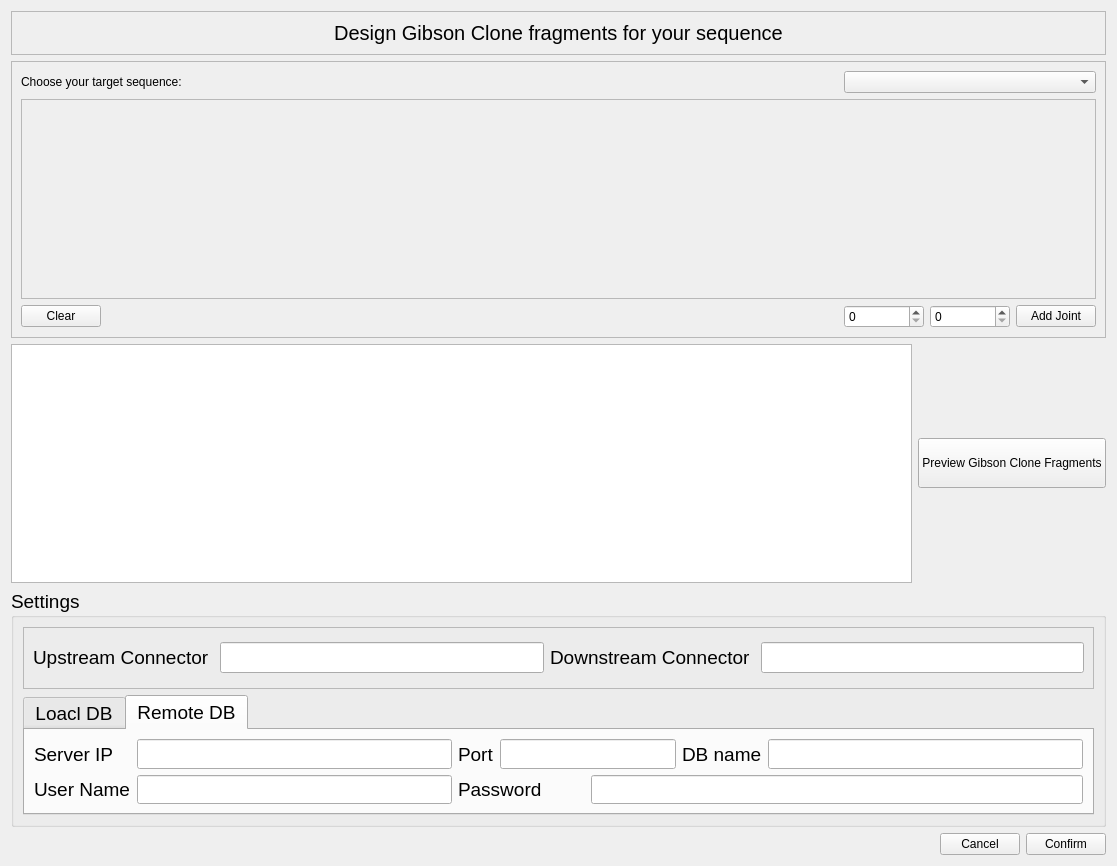
Qt form gibsonsingledialog.ui (WilsonImmunologyLab/Librator) before a commit.
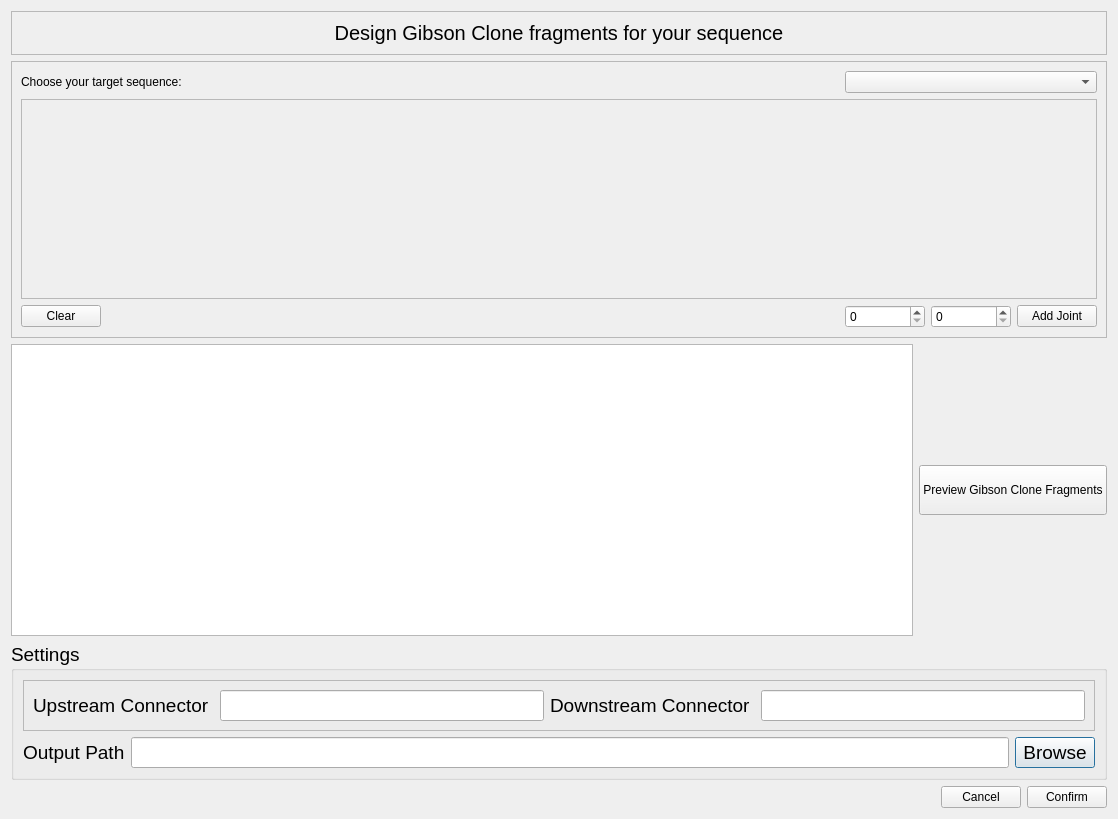
The same form after that commit. The open tabs and pages were chosen to show the change.

What changed in the file:
```diff
--- a/gibsonsingledialog.ui
+++ b/gibsonsingledialog.ui
@@ -6,8 +6,8 @@
    <rect>
     <x>0</x>
     <y>0</y>
-    <width>1117</width>
-    <height>866</height>
+    <width>1118</width>
+    <height>819</height>
    </rect>
   </property>
   <property name="windowTitle">
@@ -25,7 +25,7 @@
       <string>Settings</string>
      </property>
      <layout class="QGridLayout" name="gridLayout_5">
-      <item row="0" column="0">
+      <item row="0" column="0" colspan="3">
        <widget class="QFrame" name="frame_4">
         <property name="frameShape">
          <enum>QFrame::StyledPanel</enum>
@@ -57,100 +57,23 @@
         </layout>
        </widget>
       </item>
+      <item row="1" column="2">
+       <widget class="QPushButton" name="pushButtonBrowse">
+        <property name="text">
+         <string>Browse</string>
+        </property>
+       </widget>
+      </item>
       <item row="1" column="0">
-       <widget class="QTabWidget" name="tabWidget">
-        <property name="maximumSize">
-         <size>
-          <width>16777215</width>
-          <height>120</height>
-         </size>
+       <widget class="QLabel" name="label_3">
+        <property name="text">
+         <string>Output Path</string>
         </property>
-        <property name="currentIndex">
-         <number>0</number>
-        </property>
-        <widget class="QWidget" name="tab_3">
-         <attribute name="title">
-          <string>Loacl DB</string>
-         </attribute>
-         <layout class="QGridLayout" name="gridLayout_8">
-          <item row="0" column="0">
-           <widget class="QLineEdit" name="dbpath"/>
-          </item>
-          <item row="0" column="1">
-           <widget class="QPushButton" name="createDB">
-            <property name="text">
-             <string>Create</string>
-            </property>
-           </widget>
-          </item>
-          <item row="0" column="2">
-           <widget class="QPushButton" name="browseDB">
-            <property name="text">
-             <string>Browse</string>
-            </property>
-           </widget>
-          </item>
-         </layout>
-        </widget>
-        <widget class="QWidget" name="tab_4">
-         <attribute name="title">
-          <string>Remote DB</string>
-         </attribute>
-         <layout class="QGridLayout" name="gridLayout_9">
-          <item row="0" column="5">
-           <widget class="QLabel" name="label_9">
-            <property name="text">
-             <string>DB name</string>
-            </property>
-           </widget>
-          </item>
-          <item row="0" column="6">
-           <widget class="QLineEdit" name="DBnameinput"/>
-          </item>
-          <item row="1" column="1">
-           <widget class="QLineEdit" name="Userinput"/>
-          </item>
-          <item row="1" column="0">
-           <widget class="QLabel" name="label_8">
-            <property name="text">
-             <string>User Name</string>
-            </property>
-           </widget>
-          </item>
-          <item row="0" column="3" colspan="2">
-           <widget class="QLineEdit" name="Portinput"/>
-          </item>
-          <item row="1" column="2" colspan="2">
-           <widget class="QLabel" name="label_10">
-            <property name="text">
-             <string>Password</string>
-            </property>
-           </widget>
-          </item>
-          <item row="0" column="0">
-           <widget class="QLabel" name="label_7">
-            <property name="text">
-             <string>Server IP</string>
-            </property>
-           </widget>
-          </item>
-          <item row="1" column="4" colspan="3">
-           <widget class="QLineEdit" name="Passinput"/>
-          </item>
-          <item row="0" column="2">
-           <widget class="QLabel" name="label_11">
-            <property name="text">
-             <string>Port</string>
-            </property>
-           </widget>
-          </item>
-          <item row="0" column="1">
-           <widget class="QLineEdit" name="IPinput"/>
-          </item>
-         </layout>
-        </widget>
        </widget>
       </item>
+      <item row="1" column="1">
+       <widget class="QLineEdit" name="outpath"/>
+      </item>
      </layout>
     </widget>
    </item>
@@ -303,7 +226,7 @@
      </property>
      <property name="sizeHint" stdset="0">
       <size>
-       <width>914</width>
+       <width>915</width>
        <height>20</height>
       </size>
      </property>
```
